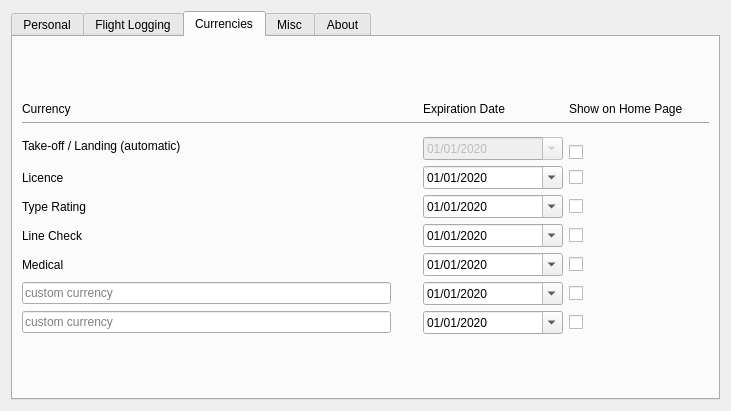
This is src/gui/widgets/settingswidget.ui in fiffty-50/openPilotLog as Qt 5 draws it before an edit. The edited form follows.
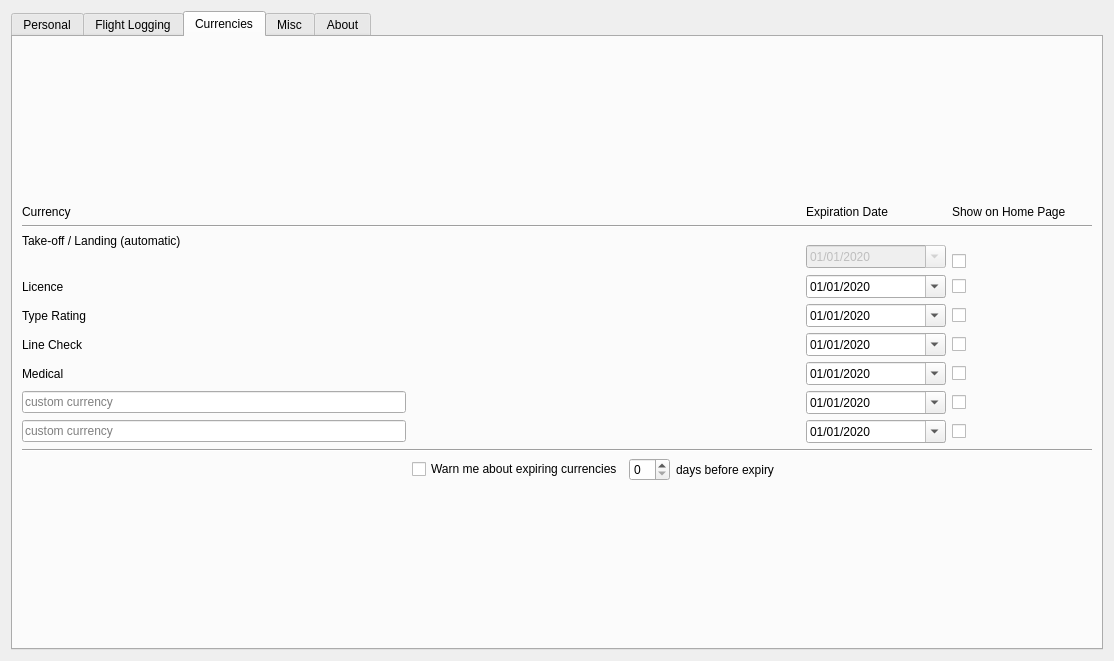
This is the edited form.

Commit message:
New Pilots Icon and monitoring of currencies improved
- Currencies are now colour-coded depending on their expiration dates.
- Warnings can be enabled and the warning threshold can be set in the settingswidget
- New Icon for PilotsWidget

What changed in the file:
```diff
--- a/src/gui/widgets/settingswidget.ui
+++ b/src/gui/widgets/settingswidget.ui
@@ -6,8 +6,8 @@
    <rect>
     <x>0</x>
     <y>0</y>
-    <width>731</width>
-    <height>411</height>
+    <width>1114</width>
+    <height>661</height>
    </rect>
   </property>
   <property name="windowTitle">
@@ -361,8 +361,8 @@
       <attribute name="title">
        <string>Currencies</string>
       </attribute>
-      <layout class="QGridLayout" name="gridLayout_6">
-       <item row="0" column="1">
+      <layout class="QGridLayout" name="gridLayout_7">
+       <item row="0" column="2">
         <spacer name="verticalSpacer_2">
          <property name="orientation">
           <enum>Qt::Vertical</enum>
@@ -391,7 +391,7 @@
          </property>
         </widget>
        </item>
-       <item row="1" column="2">
+       <item row="1" column="3">
         <widget class="QLabel" name="headerExpirationLabel">
          <property name="minimumSize">
           <size>
@@ -407,7 +407,7 @@
          </property>
         </widget>
        </item>
-       <item row="1" column="3">
+       <item row="1" column="4">
         <widget class="QLabel" name="headerShowLabel">
          <property name="minimumSize">
           <size>
@@ -423,14 +423,14 @@
          </property>
         </widget>
        </item>
-       <item row="2" column="0" colspan="4">
+       <item row="2" column="0" colspan="5">
         <widget class="Line" name="line">
          <property name="orientation">
           <enum>Qt::Horizontal</enum>
          </property>
         </widget>
        </item>
-       <item row="3" column="0" rowspan="3">
+       <item row="3" column="0" rowspan="2">
         <widget class="QLabel" name="currToLdgLabel">
          <property name="minimumSize">
           <size>
@@ -443,7 +443,7 @@
          </property>
         </widget>
        </item>
-       <item row="4" column="2" rowspan="2">
+       <item row="4" column="3" rowspan="2">
         <widget class="QDateEdit" name="currToLdgDateEdit">
          <property name="enabled">
           <bool>false</bool>
@@ -472,7 +472,7 @@
          </property>
         </widget>
        </item>
-       <item row="5" column="3">
+       <item row="5" column="4">
         <widget class="QCheckBox" name="currToLdgCheckBox">
          <property name="minimumSize">
           <size>
@@ -501,36 +501,36 @@
          </property>
         </widget>
        </item>
-       <item row="6" column="2">
-        <widget class="QDateEdit" name="currLicDateEdit">
-         <property name="minimumSize">
-          <size>
-           <width>140</width>
-           <height>0</height>
-          </size>
-         </property>
-         <property name="currentSection">
-          <enum>QDateTimeEdit::YearSection</enum>
-         </property>
-         <property name="displayFormat">
-          <string>MM/dd/yyyy</string>
-         </property>
-         <property name="calendarPopup">
-          <bool>true</bool>
-         </property>
-         <property name="timeSpec">
-          <enum>Qt::UTC</enum>
-         </property>
-         <property name="date">
-          <date>
-           <year>2020</year>
-           <month>1</month>
-           <day>1</day>
-          </date>
-         </property>
-        </widget>
-       </item>
        <item row="6" column="3">
+        <widget class="QDateEdit" name="currLicDateEdit">
+         <property name="minimumSize">
+          <size>
+           <width>140</width>
+           <height>0</height>
+          </size>
+         </property>
+         <property name="currentSection">
+          <enum>QDateTimeEdit::MonthSection</enum>
+         </property>
+         <property name="displayFormat">
+          <string>MM/dd/yyyy</string>
+         </property>
+         <property name="calendarPopup">
+          <bool>true</bool>
+         </property>
+         <property name="timeSpec">
+          <enum>Qt::UTC</enum>
+         </property>
+         <property name="date">
+          <date>
+           <year>2020</year>
+           <month>1</month>
+           <day>1</day>
+          </date>
+         </property>
+        </widget>
+       </item>
+       <item row="6" column="4">
         <widget class="QCheckBox" name="currLicCheckBox">
          <property name="minimumSize">
           <size>
@@ -559,36 +559,36 @@
          </property>
         </widget>
        </item>
-       <item row="7" column="2">
-        <widget class="QDateEdit" name="currTrDateEdit">
-         <property name="minimumSize">
-          <size>
-           <width>140</width>
-           <height>0</height>
-          </size>
-         </property>
-         <property name="currentSection">
-          <enum>QDateTimeEdit::YearSection</enum>
-         </property>
-         <property name="displayFormat">
-          <string>MM/dd/yyyy</string>
-         </property>
-         <property name="calendarPopup">
-          <bool>true</bool>
-         </property>
-         <property name="timeSpec">
-          <enum>Qt::UTC</enum>
-         </property>
-         <property name="date">
-          <date>
-           <year>2020</year>
-           <month>1</month>
-           <day>1</day>
-          </date>
-         </property>
-        </widget>
-       </item>
        <item row="7" column="3">
+        <widget class="QDateEdit" name="currTrDateEdit">
+         <property name="minimumSize">
+          <size>
+           <width>140</width>
+           <height>0</height>
+          </size>
+         </property>
+         <property name="currentSection">
+          <enum>QDateTimeEdit::MonthSection</enum>
+         </property>
+         <property name="displayFormat">
+          <string>MM/dd/yyyy</string>
+         </property>
+         <property name="calendarPopup">
+          <bool>true</bool>
+         </property>
+         <property name="timeSpec">
+          <enum>Qt::UTC</enum>
+         </property>
+         <property name="date">
+          <date>
+           <year>2020</year>
+           <month>1</month>
+           <day>1</day>
+          </date>
+         </property>
+        </widget>
+       </item>
+       <item row="7" column="4">
         <widget class="QCheckBox" name="currTrCheckBox">
          <property name="minimumSize">
           <size>
@@ -617,36 +617,36 @@
          </property>
         </widget>
        </item>
-       <item row="8" column="2">
-        <widget class="QDateEdit" name="currLckDateEdit">
-         <property name="minimumSize">
-          <size>
-           <width>140</width>
-           <height>0</height>
-          </size>
-         </property>
-         <property name="currentSection">
-          <enum>QDateTimeEdit::YearSection</enum>
-         </property>
-         <property name="displayFormat">
-          <string>MM/dd/yyyy</string>
-         </property>
-         <property name="calendarPopup">
-          <bool>true</bool>
-         </property>
-         <property name="timeSpec">
-          <enum>Qt::UTC</enum>
-         </property>
-         <property name="date">
-          <date>
-           <year>2020</year>
-           <month>1</month>
-           <day>1</day>
-          </date>
-         </property>
-        </widget>
-       </item>
        <item row="8" column="3">
+        <widget class="QDateEdit" name="currLckDateEdit">
+         <property name="minimumSize">
+          <size>
+           <width>140</width>
+           <height>0</height>
+          </size>
+         </property>
+         <property name="currentSection">
+          <enum>QDateTimeEdit::MonthSection</enum>
+         </property>
+         <property name="displayFormat">
+          <string>MM/dd/yyyy</string>
+         </property>
+         <property name="calendarPopup">
+          <bool>true</bool>
+         </property>
+         <property name="timeSpec">
+          <enum>Qt::UTC</enum>
+         </property>
+         <property name="date">
+          <date>
+           <year>2020</year>
+           <month>1</month>
+           <day>1</day>
+          </date>
+         </property>
+        </widget>
+       </item>
+       <item row="8" column="4">
         <widget class="QCheckBox" name="currLckCheckBox">
          <property name="minimumSize">
           <size>
@@ -675,36 +675,36 @@
          </property>
         </widget>
        </item>
-       <item row="9" column="2">
-        <widget class="QDateEdit" name="currMedDateEdit">
-         <property name="minimumSize">
-          <size>
-           <width>140</width>
-           <height>0</height>
-          </size>
-         </property>
-         <property name="currentSection">
-          <enum>QDateTimeEdit::YearSection</enum>
-         </property>
-         <property name="displayFormat">
-          <string>MM/dd/yyyy</string>
-         </property>
-         <property name="calendarPopup">
-          <bool>true</bool>
-         </property>
-         <property name="timeSpec">
-          <enum>Qt::UTC</enum>
-         </property>
-         <property name="date">
-          <date>
-           <year>2020</year>
-           <month>1</month>
-           <day>1</day>
-          </date>
-         </property>
-        </widget>
-       </item>
        <item row="9" column="3">
+        <widget class="QDateEdit" name="currMedDateEdit">
+         <property name="minimumSize">
+          <size>
+           <width>140</width>
+           <height>0</height>
+          </size>
+         </property>
+         <property name="currentSection">
+          <enum>QDateTimeEdit::MonthSection</enum>
+         </property>
+         <property name="displayFormat">
+          <string>MM/dd/yyyy</string>
+         </property>
+         <property name="calendarPopup">
+          <bool>true</bool>
+         </property>
+         <property name="timeSpec">
+          <enum>Qt::UTC</enum>
+         </property>
+         <property name="date">
+          <date>
+           <year>2020</year>
+           <month>1</month>
+           <day>1</day>
+          </date>
+         </property>
+        </widget>
+       </item>
+       <item row="9" column="4">
         <widget class="QCheckBox" name="currMedCheckBox">
          <property name="minimumSize">
           <size>
@@ -736,36 +736,36 @@
          </property>
         </widget>
        </item>
-       <item row="10" column="2">
-        <widget class="QDateEdit" name="currCustom1DateEdit">
-         <property name="minimumSize">
-          <size>
-           <width>140</width>
-           <height>0</height>
-          </size>
-         </property>
-         <property name="currentSection">
-          <enum>QDateTimeEdit::YearSection</enum>
-         </property>
-         <property name="displayFormat">
-          <string>MM/dd/yyyy</string>
-         </property>
-         <property name="calendarPopup">
-          <bool>true</bool>
-         </property>
-         <property name="timeSpec">
-          <enum>Qt::UTC</enum>
-         </property>
-         <property name="date">
-          <date>
-           <year>2020</year>
-           <month>1</month>
-           <day>1</day>
-          </date>
-         </property>
-        </widget>
-       </item>
        <item row="10" column="3">
+        <widget class="QDateEdit" name="currCustom1DateEdit">
+         <property name="minimumSize">
+          <size>
+           <width>140</width>
+           <height>0</height>
+          </size>
+         </property>
+         <property name="currentSection">
+          <enum>QDateTimeEdit::MonthSection</enum>
+         </property>
+         <property name="displayFormat">
+          <string>MM/dd/yyyy</string>
+         </property>
+         <property name="calendarPopup">
+          <bool>true</bool>
+         </property>
+         <property name="timeSpec">
+          <enum>Qt::UTC</enum>
+         </property>
+         <property name="date">
+          <date>
+           <year>2020</year>
+           <month>1</month>
+           <day>1</day>
+          </date>
+         </property>
+        </widget>
+       </item>
+       <item row="10" column="4">
         <widget class="QCheckBox" name="currCustom1CheckBox">
          <property name="minimumSize">
           <size>
@@ -794,36 +794,36 @@
          </property>
         </widget>
        </item>
-       <item row="11" column="2">
-        <widget class="QDateEdit" name="currCustom2DateEdit">
-         <property name="minimumSize">
-          <size>
-           <width>140</width>
-           <height>0</height>
-          </size>
-         </property>
-         <property name="currentSection">
-          <enum>QDateTimeEdit::YearSection</enum>
-         </property>
-         <property name="displayFormat">
-          <string>MM/dd/yyyy</string>
-         </property>
-         <property name="calendarPopup">
-          <bool>true</bool>
-         </property>
-         <property name="timeSpec">
-          <enum>Qt::UTC</enum>
-         </property>
-         <property name="date">
-          <date>
-           <year>2020</year>
-           <month>1</month>
-           <day>1</day>
-          </date>
-         </property>
-        </widget>
-       </item>
        <item row="11" column="3">
+        <widget class="QDateEdit" name="currCustom2DateEdit">
+         <property name="minimumSize">
+          <size>
+           <width>140</width>
+           <height>0</height>
+          </size>
+         </property>
+         <property name="currentSection">
+          <enum>QDateTimeEdit::MonthSection</enum>
+         </property>
+         <property name="displayFormat">
+          <string>MM/dd/yyyy</string>
+         </property>
+         <property name="calendarPopup">
+          <bool>true</bool>
+         </property>
+         <property name="timeSpec">
+          <enum>Qt::UTC</enum>
+         </property>
+         <property name="date">
+          <date>
+           <year>2020</year>
+           <month>1</month>
+           <day>1</day>
+          </date>
+         </property>
+        </widget>
+       </item>
+       <item row="11" column="4">
         <widget class="QCheckBox" name="currCustom2CheckBox">
          <property name="minimumSize">
           <size>
@@ -839,7 +839,35 @@
          </property>
         </widget>
        </item>
-       <item row="12" column="1">
+       <item row="12" column="0" colspan="5">
+        <widget class="Line" name="line_2">
+         <property name="orientation">
+          <enum>Qt::Horizontal</enum>
+         </property>
+        </widget>
+       </item>
+       <item row="13" column="1">
+        <layout class="QGridLayout" name="gridLayout_6">
+         <item row="0" column="0">
+          <widget class="QCheckBox" name="currWarningCheckBox">
+           <property name="text">
+            <string>Warn me about expiring currencies</string>
+           </property>
+          </widget>
+         </item>
+         <item row="0" column="1">
+          <widget class="QSpinBox" name="currWarningThresholdSpinBox"/>
+         </item>
+         <item row="0" column="2">
+          <widget class="QLabel" name="label">
+           <property name="text">
+            <string>days before expiry</string>
+           </property>
+          </widget>
+         </item>
+        </layout>
+       </item>
+       <item row="14" column="1">
         <spacer name="verticalSpacer">
          <property name="orientation">
           <enum>Qt::Vertical</enum>
```
Left out of the diff: 2 changed lines with no effect on the pictures. The commit also changes 10 other files.
